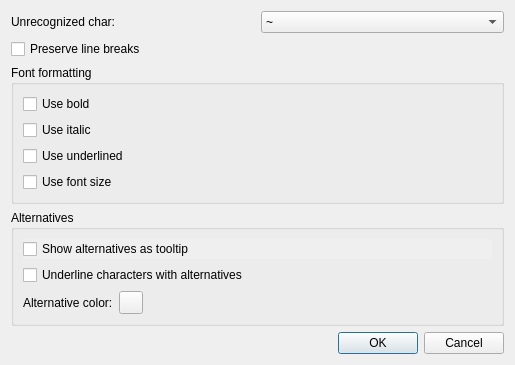
uliss/quneiform, file gui/formatsettingsdialog.ui: the form before one commit.
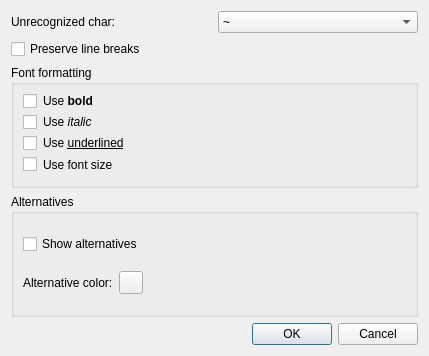
The form after the commit. Custom widgets are drawn as their Qt base class.

Commit message: Settings and Format dialog improvements

```diff
--- a/gui/formatsettingsdialog.ui
+++ b/gui/formatsettingsdialog.ui
@@ -6,8 +6,8 @@
    <rect>
     <x>0</x>
     <y>0</y>
-    <width>515</width>
-    <height>353</height>
+    <width>429</width>
+    <height>356</height>
    </rect>
   </property>
   <property name="windowTitle">
@@ -76,40 +76,71 @@
      <property name="title">
       <string>Font formatting</string>
      </property>
-     <layout class="QVBoxLayout" name="verticalLayout_3">
+     <layout class="QHBoxLayout" name="horizontalLayout_3">
       <item>
+       <layout class="QFormLayout" name="formatFormLayout">
+        <property name="fieldGrowthPolicy">
+         <enum>QFormLayout::AllNonFixedFieldsGrow</enum>
+        </property>
+        <item row="1" column="0">
        <widget class="QCheckBox" name="useBold">
         <property name="text">
-         <string>Use bold</string>
+           <string/>
         </property>
        </widget>
       </item>
-      <item>
+        <item row="1" column="1">
+         <widget class="QLabel" name="useBoldLabel">
+          <property name="text">
+           <string>Use &lt;b&gt;bold&lt;/b&gt;</string>
+          </property>
+         </widget>
+        </item>
+        <item row="2" column="0">
        <widget class="QCheckBox" name="useItalic">
         <property name="text">
-         <string>Use italic</string>
+           <string/>
         </property>
        </widget>
       </item>
-      <item>
+        <item row="2" column="1">
+         <widget class="QLabel" name="useItalicLabel">
+          <property name="text">
+           <string>Use &lt;i&gt;italic&lt;/i&gt;</string>
+          </property>
+         </widget>
+        </item>
+        <item row="3" column="0">
        <widget class="QCheckBox" name="useUnderlined">
         <property name="text">
-         <string>Use underlined</string>
+           <string/>
         </property>
        </widget>
       </item>
-      <item>
+        <item row="3" column="1">
+         <widget class="QLabel" name="useUnderlinedLabel">
+          <property name="text">
+           <string>Use &lt;u&gt;underlined&lt;/u&gt;</string>
+          </property>
+         </widget>
+        </item>
+        <item row="4" column="0">
        <widget class="QCheckBox" name="useFontSize">
         <property name="text">
+           <string/>
+          </property>
+         </widget>
+        </item>
+        <item row="4" column="1">
+         <widget class="QLabel" name="useFontSizeLabel">
+          <property name="text">
          <string>Use font size</string>
         </property>
        </widget>
       </item>
      </layout>
-     <zorder>useFontSize</zorder>
-     <zorder>useBold</zorder>
-     <zorder>useItalic</zorder>
-     <zorder>useUnderlined</zorder>
+      </item>
+     </layout>
     </widget>
    </item>
    <item>
@@ -120,18 +151,11 @@
      <layout class="QVBoxLayout" name="verticalLayout_2">
       <item>
        <widget class="QCheckBox" name="showAlternatives">
-        <property name="autoFillBackground">
-         <bool>true</bool>
+        <property name="toolTip">
+         <string>Shows tooltip and &lt;u&gt;underlines&lt;/u&gt; character, that have recognition alternatives.</string>
         </property>
         <property name="text">
-         <string>Show alternatives as tooltip</string>
-        </property>
-       </widget>
-      </item>
-      <item>
-       <widget class="QCheckBox" name="alternativesUnderline">
-        <property name="text">
-         <string>Underline characters with alternatives</string>
+         <string>Show alternatives</string>
         </property>
        </widget>
       </item>
```
Left out of the diff: 34 changed lines with no effect on the pictures. Lines whose indentation alone changed are shown as unchanged. The commit also changes 7 other files.
